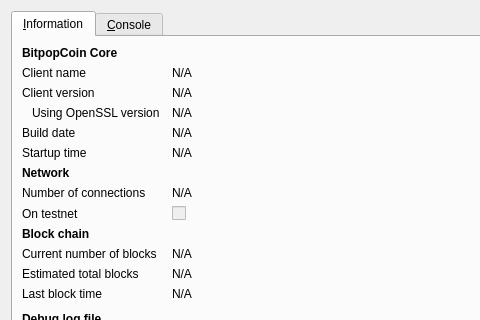
Above: src/qt/forms/rpcconsole.ui from RNGcoin/BitpopCoin before the change; both pictures show x 0 to 480 and y 0 to 320 of the 740 by 450 pixel window. Below: the same form after it.
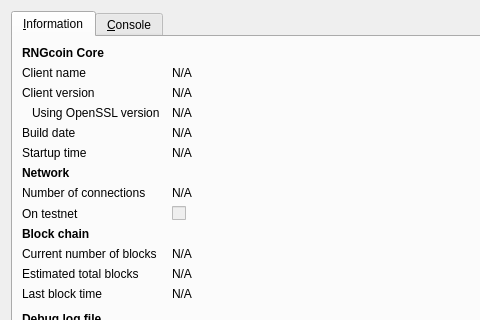
That is the form after the change. Icons and pictures are not drawn.

Diff of the .ui file:
```diff
--- a/src/qt/forms/rpcconsole.ui
+++ b/src/qt/forms/rpcconsole.ui
@@ -36,7 +36,7 @@
           </font>
          </property>
          <property name="text">
-          <string>BitpopCoin Core</string>
+          <string>RNGcoin Core</string>
          </property>
         </widget>
        </item>
```
Left out of the diff: 6 changed lines with no effect on the pictures.
